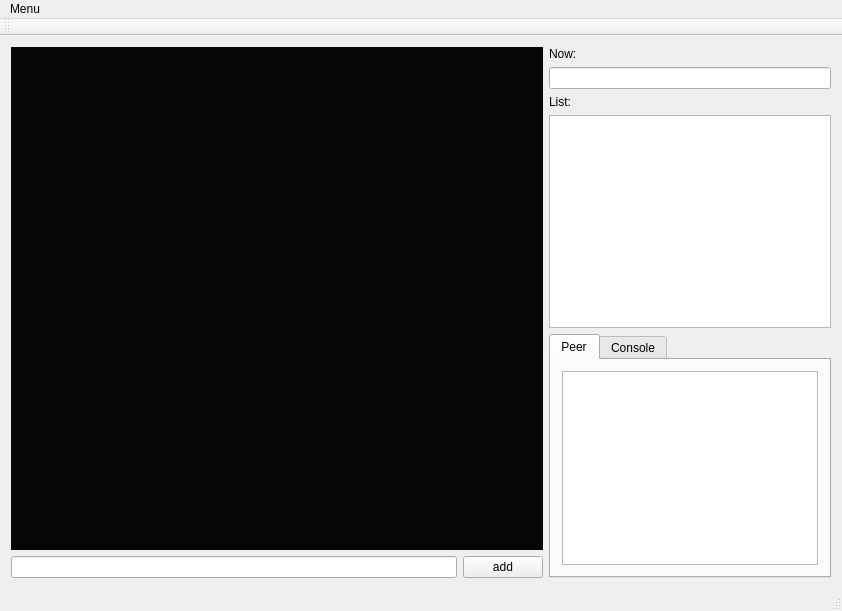
Qt form mainwindow.ui (yat011/singk_qt) before a commit.
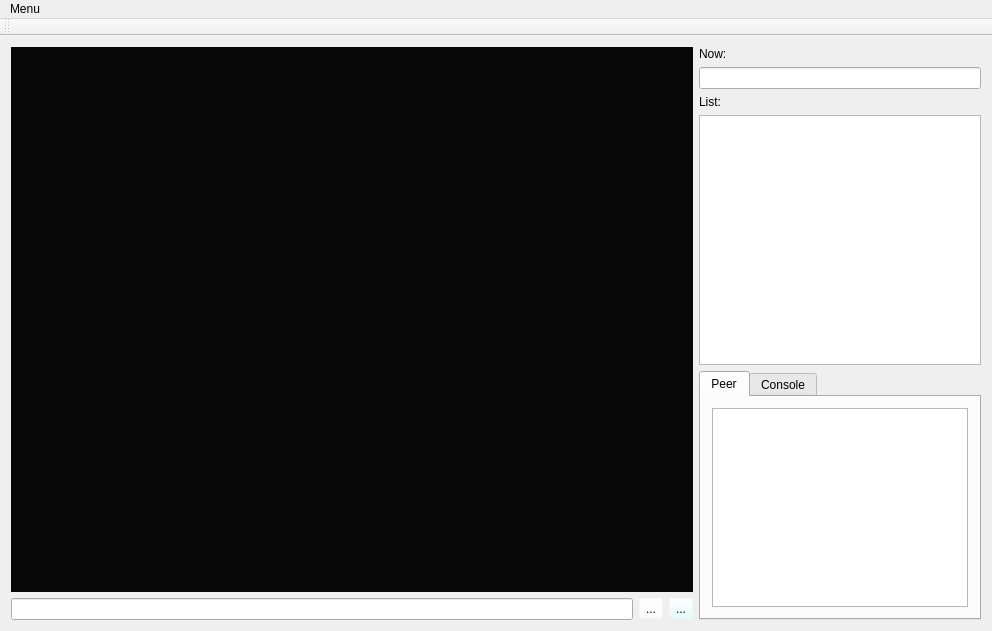
The same form after that commit. Icons and pictures are not drawn.

Commit message: read list, network block issue

The edit to the form file:
```diff
--- a/mainwindow.ui
+++ b/mainwindow.ui
@@ -6,8 +6,8 @@
    <rect>
     <x>0</x>
     <y>0</y>
-    <width>842</width>
-    <height>611</height>
+    <width>992</width>
+    <height>631</height>
    </rect>
   </property>
   <property name="windowTitle">
@@ -39,9 +39,30 @@
            <widget class="QLineEdit" name="linkEdit"/>
           </item>
           <item>
-           <widget class="QPushButton" name="addBtn">
+           <widget class="QToolButton" name="addBtn">
+            <property name="styleSheet">
+             <string notr="true">background-color: rgba(255, 255, 255, 0);</string>
+            </property>
             <property name="text">
-             <string>add</string>
+             <string>...</string>
+            </property>
+            <property name="icon">
+             <iconset resource="res.qrc">
+              <normaloff>:/img/1454963727_plus-24.png</normaloff>:/img/1454963727_plus-24.png</iconset>
+            </property>
+           </widget>
+          </item>
+          <item>
+           <widget class="QToolButton" name="listAddBtn">
+            <property name="styleSheet">
+             <string notr="true">background-color: rgba(220, 255, 254, 0)</string>
+            </property>
+            <property name="text">
+             <string>...</string>
+            </property>
+            <property name="icon">
+             <iconset resource="res.qrc">
+              <normaloff>:/img/listadd.png</normaloff>:/img/listadd.png</iconset>
             </property>
            </widget>
           </item>
@@ -158,7 +179,7 @@
     <rect>
      <x>0</x>
      <y>0</y>
-     <width>842</width>
+     <width>992</width>
      <height>21</height>
     </rect>
    </property>
@@ -178,7 +199,6 @@
     <bool>false</bool>
    </attribute>
   </widget>
-  <widget class="QStatusBar" name="statusBar"/>
   <action name="actionOnline">
    <property name="text">
     <string>Online</string>
```
Left out of the diff: 4 changed lines with no effect on the pictures. The commit also changes 25 other files.
